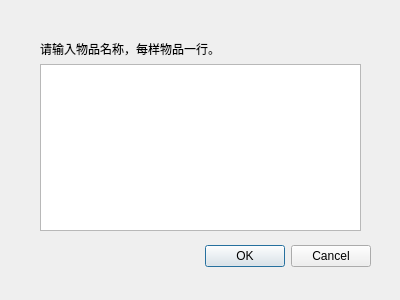
Qt form query_dialog.ui (Moeo3/Goods_manager) before a commit.
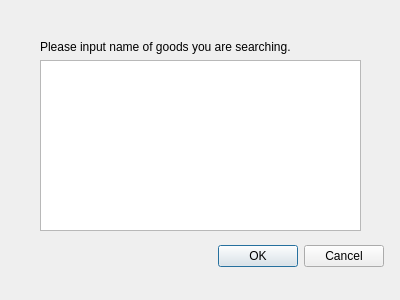
The same form after that commit.

The edit to the form file:
```diff
--- a/query_dialog.ui
+++ b/query_dialog.ui
@@ -26,7 +26,7 @@
     <item>
      <widget class="QLabel" name="label">
       <property name="text">
-       <string>请输入物品名称，每样物品一行。</string>
+       <string>Please input name of goods you are searching.</string>
       </property>
      </widget>
     </item>
@@ -44,7 +44,7 @@
     <rect>
      <x>30</x>
      <y>240</y>
-     <width>341</width>
+     <width>354</width>
      <height>32</height>
     </rect>
    </property>
```
Left out of the diff: 2 changed lines with no effect on the pictures.
